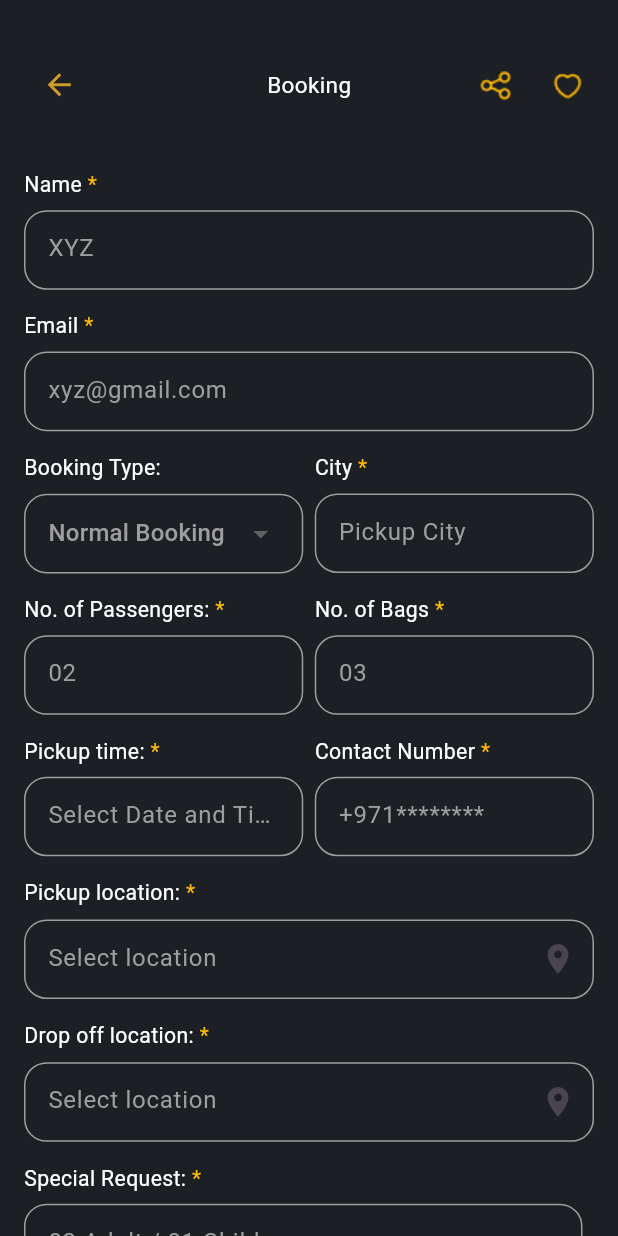
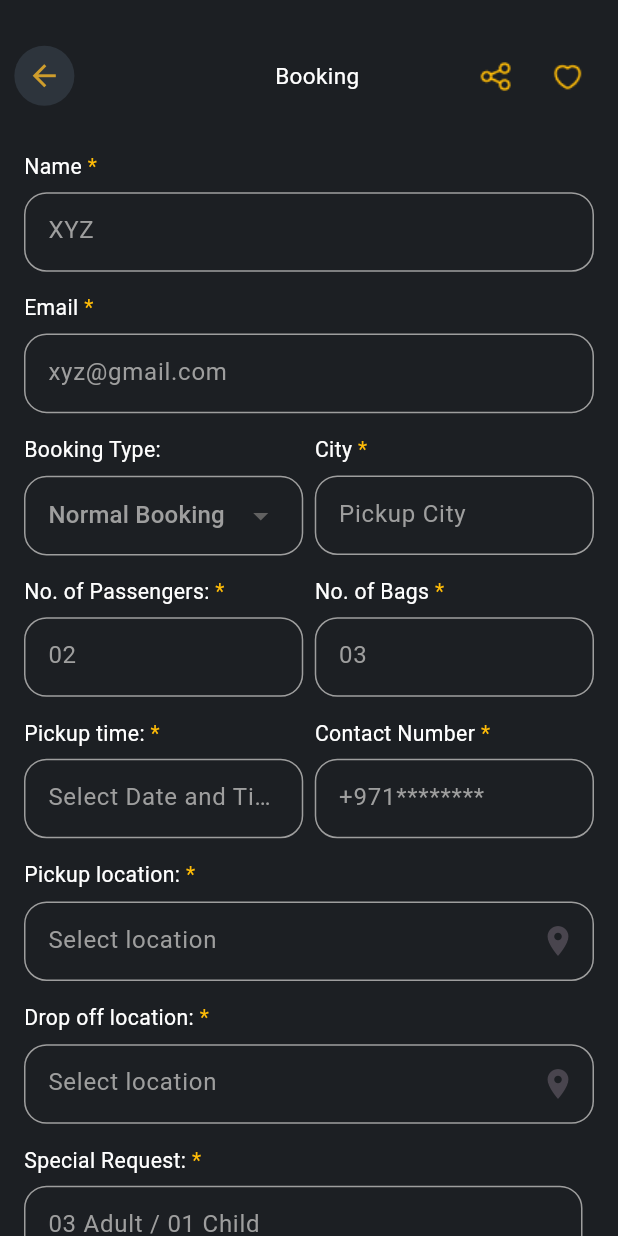
Before and after one commit to malikkhizar12/RoyalFalconCustomerApp, a Flutter app: the RidesBookingForm screen opened directly with empty values, on a phone screen of 412 x 824 dp. Run offline on Flutter 3.47's test engine with Material 3 defaults, Android fonts, the phone set to English and light mode, and no system bars; our stand-ins replace another_flushbar, flutter_dotenv, flutter_screenutil, fluttertoast, get, google_maps_flutter and 5 more; missing offline and left inert: flutter_google_places, flutter_stripe, google_maps_webservice; accounts and stored records are empty; network calls fail.

Commit message:
my_booking added

```diff
--- a/lib/utils/routes/routes.dart
+++ b/lib/utils/routes/routes.dart
@@ -3,6 +3,7 @@ import 'package:flutter/material.dart';
 import 'package:royal_falcon/utils/routes/routes_names.dart';
 import 'package:royal_falcon/view/home_screen/homescreen.dart';
 import 'package:royal_falcon/view/login/login.dart';
+import 'package:royal_falcon/view/my_bookings/my_booking.dart';
 import 'package:royal_falcon/view/rides/airport_bookings.dart';
 import 'package:royal_falcon/view/rides/normal_bookings.dart';
 import 'package:royal_falcon/view/rides/rides_booking_form.dart';
@@ -30,6 +31,9 @@ class Routes {
       case RoutesNames.airportBookings:
         return MaterialPageRoute(builder: (BuildContext context)=> AirportBookings() );
 
+      case RoutesNames.myBookings:
+        return MaterialPageRoute(builder: (BuildContext context)=> MyBookings() );
+
         default:
         return MaterialPageRoute(builder: (_){
           return const Scaffold(
--- a/lib/utils/routes/routes_names.dart
+++ b/lib/utils/routes/routes_names.dart
@@ -4,6 +4,7 @@ class RoutesNames{
   static const String splash = 'splash_screen';
   static const String normalBookings = 'normal_bookings';
   static const String airportBookings = 'airport_bookings';
+  static const String myBookings = 'my_bookings';
 
 
 }
--- a/lib/view/rides/rides_booking_form.dart
+++ b/lib/view/rides/rides_booking_form.dart
@@ -71,8 +71,7 @@ class _RidesBookingFormState extends State<RidesBookingForm> {
               onPrimary: Colors.black, // Customize text color on primary color
             ),
             textButtonTheme: TextButtonThemeData(
-              style: TextButton.styleFrom(
-              ),
+              style: TextButton.styleFrom(),
             ),
           ),
           child: child!,
@@ -122,7 +121,9 @@ class _RidesBookingFormState extends State<RidesBookingForm> {
     return ChangeNotifierProvider(
       create: (BuildContext context) => RidesBookingFormViewModel(context),
       child: Consumer<RidesBookingFormViewModel>(
-        builder: (BuildContext context, model, Widget? child) =>  Scaffold(
+        builder: (BuildContext context, model, Widget? child) => Stack(
+          children: [
+            Scaffold(
               backgroundColor: const Color(0xFF1C1F23),
               resizeToAvoidBottomInset: true,
               body: Column(
@@ -364,6 +365,15 @@ class _RidesBookingFormState extends State<RidesBookingForm> {
                 ],
               ),
             ),
+            if (model.isLoading)
+              Container(
+                color: Colors.black54,
+                child: Center(
+                  child: CircularProgressIndicator(color: Color(0xFFFFBC07),),
+                ),
+              ),
+          ],
+        ),
       ),
     );
   }
--- a/lib/view/widgets/appbarcustom.dart
+++ b/lib/view/widgets/appbarcustom.dart
@@ -16,14 +16,9 @@ class AppbarCustom extends StatelessWidget {
       child: Row(
         mainAxisAlignment: MainAxisAlignment.spaceBetween,
         children: [
-          SizedBox(
-            height: 60,
-            width: 60,
-            child: Container(
-              decoration: BoxDecoration(
-                borderRadius: BorderRadius.circular(100),
-              ),
-              margin: const EdgeInsets.all(8.0),
+          CircleAvatar(
+            radius: 20, // Adjust the radius to control the size of the circle
+            backgroundColor: Color(0xFF2D343C), // Background color of the circle
             child: IconButton(
               onPressed: () {
                 Navigator.of(context).pop();
@@ -32,8 +27,7 @@ class AppbarCustom extends StatelessWidget {
               iconSize: 23,
             ),
           ),
-          ),
-          const Spacer(flex: 3,),
+          const Spacer(flex: 4,),
 
           Text(
             title,
--- a/lib/view/widgets/custom_end_drawer.dart
+++ b/lib/view/widgets/custom_end_drawer.dart
@@ -1,6 +1,7 @@
 import 'package:flutter/material.dart';
 import 'package:flutter_screenutil/flutter_screenutil.dart';
 import 'package:provider/provider.dart';
+import 'package:royal_falcon/utils/routes/routes_names.dart';
 
 import '../../view_model/auth_view_model.dart';
 import '../home_screen/profile.dart';
@@ -34,7 +35,7 @@ class CustomEndDrawer extends StatelessWidget {
                     Navigator.of(context).push(MaterialPageRoute(builder: (context) =>  ProfileScreen()));
                   }),
                   buildMenuItem('My Booking', () {
-                    // Handle My Booking action
+                    Navigator.pushNamed(context, RoutesNames.myBookings);
                   }),
                   buildMenuItem('Favorite', () {
                     // Handle Favorite action
```
Also changed, not shown: lib/view/my_bookings/my_booking.dart (added, +105 -0 lines), lib/view/rides/Rides.dart (+10 -17 lines), lib/view_model/rides_booking_form_view_model.dart (+13 -2 lines). Lines whose indentation alone changed are shown as unchanged.
